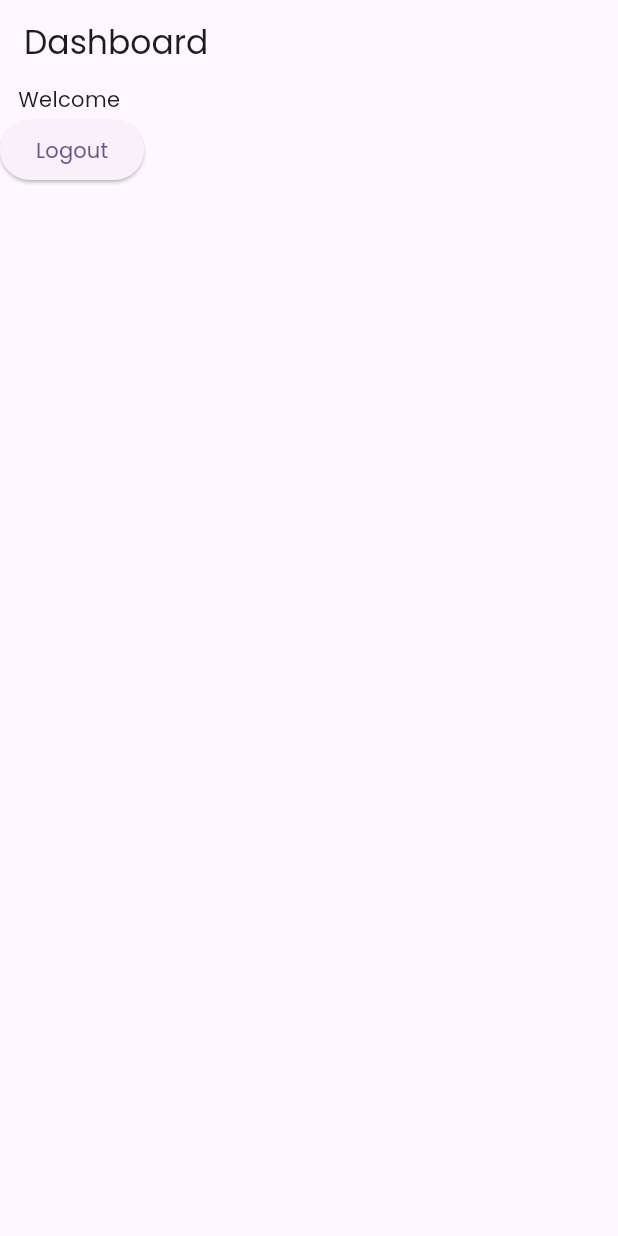
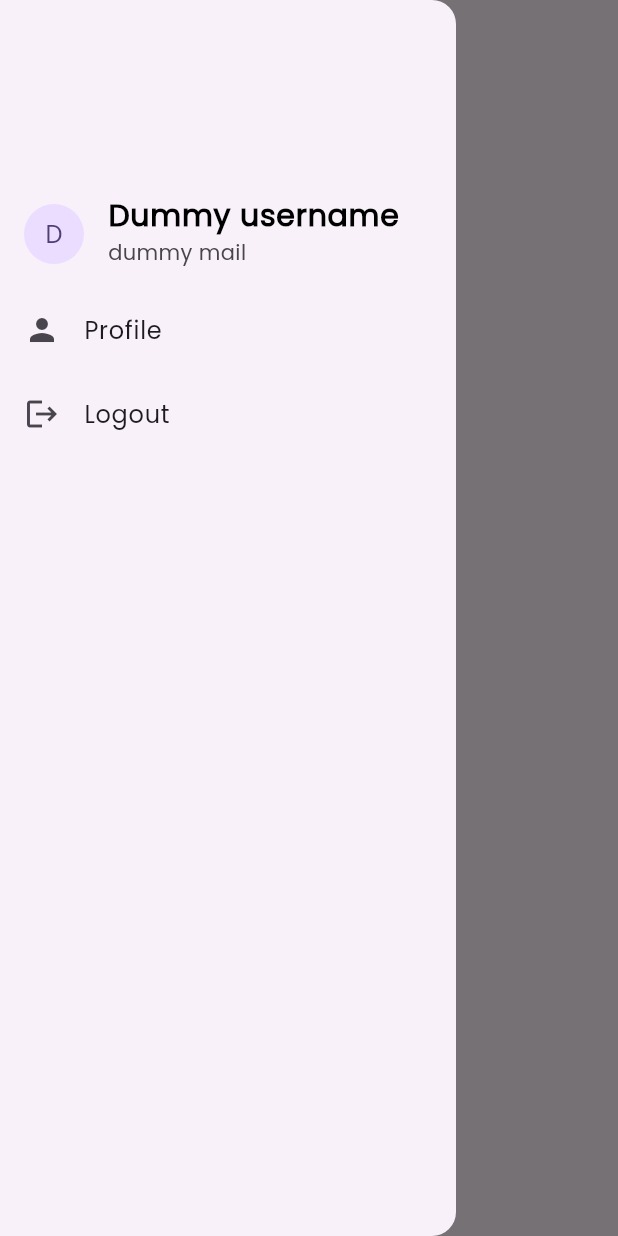
Before and after one commit to Ravilovecode/Flutter_Tutorial_dev, a Flutter app: the DashboardScreen screen opened directly, with the side drawer open (before the commit the screen has no drawer), on a phone screen of 412 x 824 dp. Run offline on Flutter 3.47's test engine with Material 3 defaults, Android fonts, the phone set to English and light mode, and no system bars; our stand-ins replace cloud_firestore, dio, feather_icons, firebase_auth, firebase_core, shared_preferences; accounts and stored records are empty.

Commit message:
corrected login signup provider issue

```diff
--- a/globalchat/lib/main.dart
+++ b/globalchat/lib/main.dart
@@ -3,12 +3,15 @@ import 'package:flutter/material.dart';
 import 'package:flutter/widgets.dart';
 import 'package:firebase_core/firebase_core.dart';
 import 'package:globalchat/firebase_options.dart';
+import 'package:globalchat/providers/userProvider.dart';
 import 'package:globalchat/screens/splash_screen.dart';
+import 'package:provider/provider.dart';
 
 Future<void> main() async {
   WidgetsFlutterBinding.ensureInitialized();
   await Firebase.initializeApp(options: DefaultFirebaseOptions.currentPlatform);
-  runApp(MyApp());
+  runApp(ChangeNotifierProvider(
+      create: (context) => Userprovider(), child: MyApp()));
 }
 
 class MyApp extends StatefulWidget {
--- /dev/null
+++ b/globalchat/lib/providers/userProvider.dart
@@ -0,0 +1,25 @@
+import 'package:cloud_firestore/cloud_firestore.dart';
+import 'package:firebase_auth/firebase_auth.dart';
+import 'package:flutter/foundation.dart';
+
+class Userprovider extends ChangeNotifier {
+  String userName = "Dummy username";
+  String userEmail = "dummy mail";
+  String userId = "dummy id";
+
+  var db = FirebaseFirestore.instance;
+
+  void getUserDetails() async {
+    var data = await db
+        .collection("users")
+        .doc(FirebaseAuth.instance.currentUser!.uid)
+        .get()
+        .then((dataSnapshot) {
+      userName = dataSnapshot.data()?["name"] ?? "Dummy username";
+      userEmail = dataSnapshot.data()?["email"] ?? "dummy mail";
+      userId = dataSnapshot.data()?["id"] ?? "dummy id";
+      notifyListeners();
+    });
+    print(data.data());
+  }
+}
--- a/globalchat/lib/screens/dashboard_screen.dart
+++ b/globalchat/lib/screens/dashboard_screen.dart
@@ -1,7 +1,12 @@
 import 'package:flutter/foundation.dart';
 import 'package:flutter/material.dart';
 import 'package:firebase_auth/firebase_auth.dart';
+import 'package:globalchat/providers/userProvider.dart';
+import 'package:globalchat/screens/edit_profile_screen.dart';
+import 'package:globalchat/screens/profile_screen%20copy.dart';
 import 'package:globalchat/screens/splash_screen.dart';
+import 'package:cloud_firestore/cloud_firestore.dart';
+import 'package:provider/provider.dart';
 
 class DashboardScreen extends StatefulWidget {
   const DashboardScreen({super.key});
@@ -12,17 +17,85 @@ class DashboardScreen extends StatefulWidget {
 
 class _DashboardScreenState extends State<DashboardScreen> {
   var user = FirebaseAuth.instance.currentUser;
+  var db = FirebaseFirestore.instance;
+
+  var Scaffoldkey = GlobalKey<ScaffoldState>();
+
+  List<Map<String, dynamic>> chatrooms = [];
+
+  void getChatrooms() {
+    db.collection("chatrooms").get().then((dataSnapshot) {
+      for (var singleChatroomData in dataSnapshot.docs) {
+        chatrooms.add(singleChatroomData.data());
+      }
+      setState(() {});
+    });
+  }
+
+  @override
+  void initState() {
+    getChatrooms();
+    // TODO: implement initState
+    super.initState();
+  }
+
   @override
   Widget build(BuildContext context) {
+    var userProvider = Provider.of<Userprovider>(context);
+
     return Scaffold(
+        key: Scaffoldkey,
         appBar: AppBar(
-        title: const Text("Dashboard"),
+          title: const Text("Global chat"),
+          leading: InkWell(
+            onTap: () {
+              Scaffoldkey.currentState!.openDrawer();
+            },
+            child: Padding(
+              padding: const EdgeInsets.all(6.0),
+              child: CircleAvatar(
+                radius: 20,
+                child: Text(userProvider.userName[0]),
               ),
-      body: Column(
+            ),
+          ),
+        ),
+        drawer: Drawer(
+            child: Container(
+          child: Column(
             children: [
-          Text("Welcome ${user!.email}"),
-          ElevatedButton(
-              onPressed: () async {
+              SizedBox(
+                height: 120,
+              ),
+              ListTile(
+                onTap: () async {
+                  Navigator.push(
+                    context,
+                    MaterialPageRoute(builder: (context) => ProfileScreen()),
+                  );
+                },
+                leading: CircleAvatar(
+                  child: Text(userProvider.userName[0]),
+                ),
+                title: Text(userProvider.userName,
+                    style: TextStyle(
+                        color: Colors.black,
+                        fontSize: 20,
+                        fontWeight: FontWeight.bold)),
+                subtitle: Text(userProvider.userEmail),
+              ),
+              ListTile(
+                onTap: () async {
+                  Navigator.push(
+                    context,
+                    MaterialPageRoute(builder: (context) => ProfileScreen()),
+                  );
+                },
+                leading: Icon(Icons.person),
+                title: Text("Profile"),
+              ),
+              ListTile(
+                onTap: () async {
                   await FirebaseAuth.instance.signOut();
                   Navigator.pushAndRemoveUntil(context,
                       MaterialPageRoute(builder: (context) => SplashScreen()),
@@ -30,9 +103,24 @@ class _DashboardScreenState extends State<DashboardScreen> {
                     return false;
                   });
                 },
-              child: Text("Logout"))
+                leading: Icon(Icons.logout),
+                title: Text("Logout"),
+              )
             ],
           ),
+        )),
+        body: ListView.builder(
+            itemCount: chatrooms.length,
+            itemBuilder: (BuildContext context, int index) {
+              return ListTile(
+                leading: CircleAvatar(
+                  backgroundColor: Colors.blueGrey[900],
+                  child: Text(chatrooms[index]["chatroom_name"][0],
+                      style: TextStyle(color: Colors.white)),
+                ),
+                title: Text(chatrooms[index]["chatroom_name"] ?? ""),
+                subtitle: Text(chatrooms[index]["desc"] ?? ""),
               );
+            }));
   }
 }
--- a/globalchat/lib/screens/splash_screen.dart
+++ b/globalchat/lib/screens/splash_screen.dart
@@ -1,8 +1,10 @@
 import 'package:flutter/foundation.dart';
 import 'package:flutter/material.dart';
+import 'package:globalchat/providers/userProvider.dart';
 import 'package:globalchat/screens/dashboard_screen.dart';
 import 'package:globalchat/screens/login_screen.dart';
 import 'package:firebase_auth/firebase_auth.dart';
+import 'package:provider/provider.dart';
 
 class SplashScreen extends StatefulWidget {
   const SplashScreen({super.key});
@@ -27,6 +29,8 @@ class _SplashScreenState extends State<SplashScreen> {
   }
 
   void openDashboard() {
+    Provider.of<Userprovider>(context, listen: false).getUserDetails();
+
     Navigator.pushReplacement(
         context, MaterialPageRoute(builder: (context) => DashboardScreen()));
   }
--- a/globalchat/pubspec.yaml
+++ b/globalchat/pubspec.yaml
@@ -38,6 +38,7 @@ dependencies:
   firebase_core: ^3.4.0
   firebase_auth: ^5.2.0
   cloud_firestore: ^5.3.0
+  provider: ^6.1.2
 
 dev_dependencies:
   flutter_test:
```
Also changed, not shown: globalchat/lib/controllers/signup_controller copy.dart (+23 -5 lines), globalchat/lib/screens/edit_profile_screen.dart (added, +87 -0 lines), globalchat/lib/screens/profile_screen copy.dart (added, +56 -0 lines), globalchat/lib/screens/signup_screen.dart (+37 -3 lines), globalchat/pubspec.lock. Lines whose indentation alone changed are shown as unchanged.
